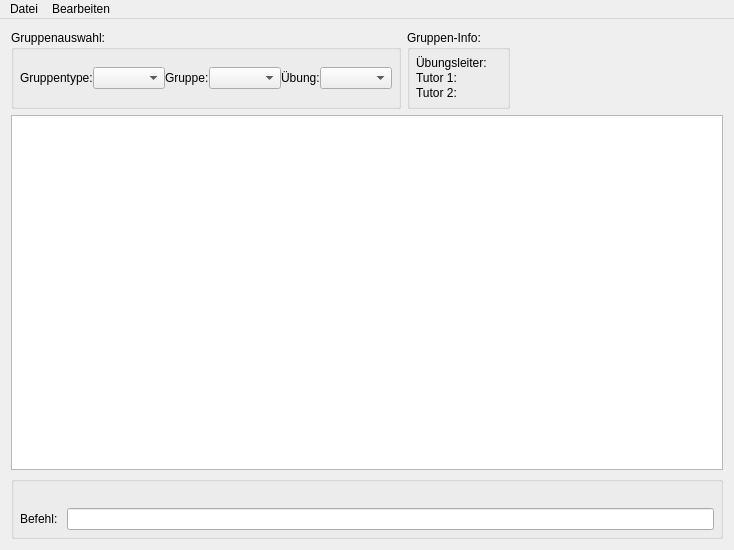
Qt form mainwindow.ui (jakobkogler/pk-tool) before a commit.
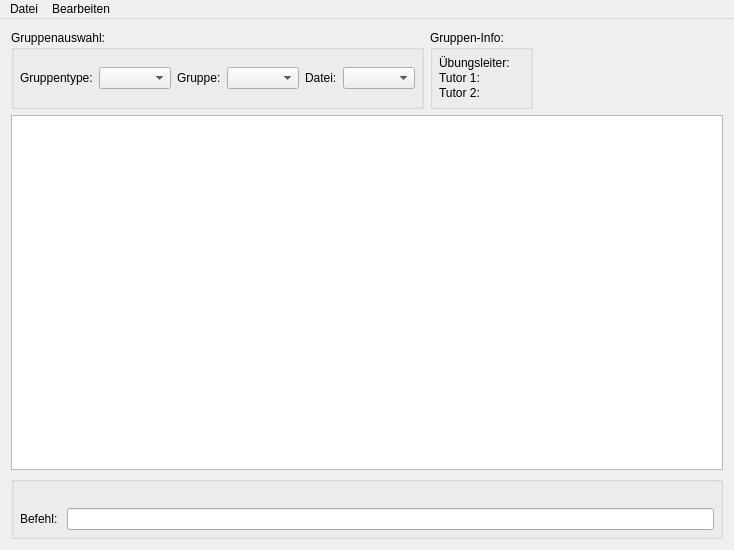
The same form after that commit.

Commit message: Revised the naming of csv-files

```diff
--- a/mainwindow.ui
+++ b/mainwindow.ui
@@ -28,7 +28,7 @@
       </property>
       <layout class="QHBoxLayout" name="horizontalLayout">
        <property name="spacing">
-        <number>0</number>
+        <number>6</number>
        </property>
        <property name="leftMargin">
         <number>6</number>
@@ -75,7 +75,7 @@
        <item>
         <widget class="QLabel" name="label_lesson">
          <property name="text">
-          <string>Übung:</string>
+          <string>Datei:</string>
          </property>
         </widget>
        </item>
```
Left out of the diff: 4 changed lines with no effect on the pictures. The commit also changes 2 other files.
